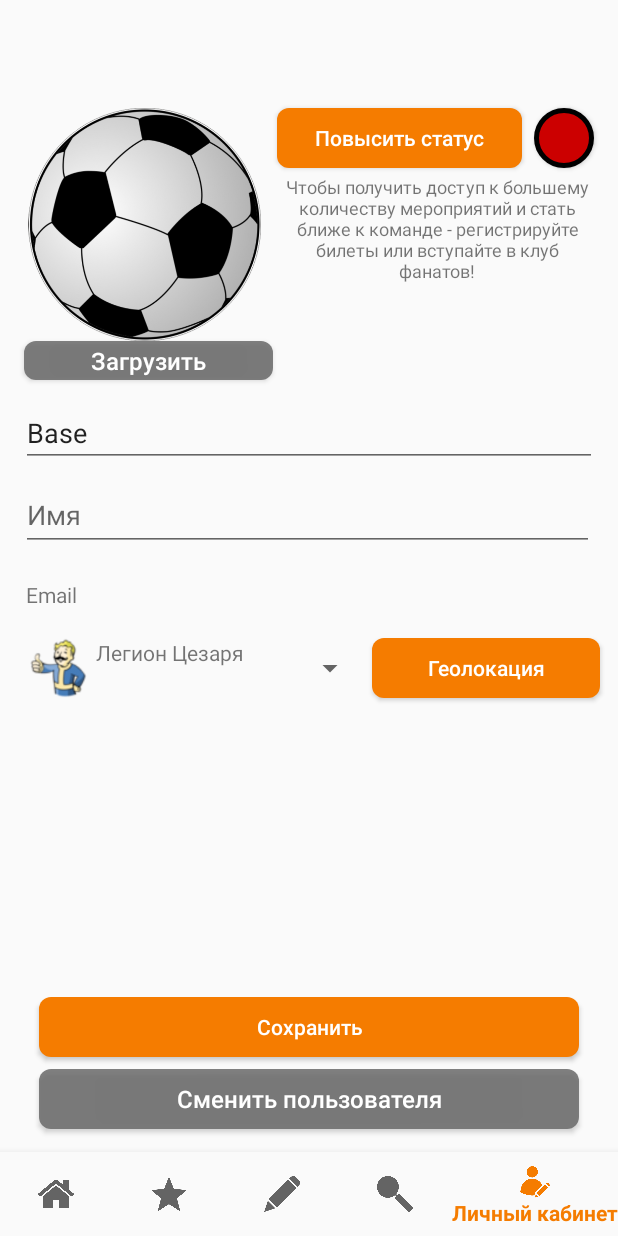
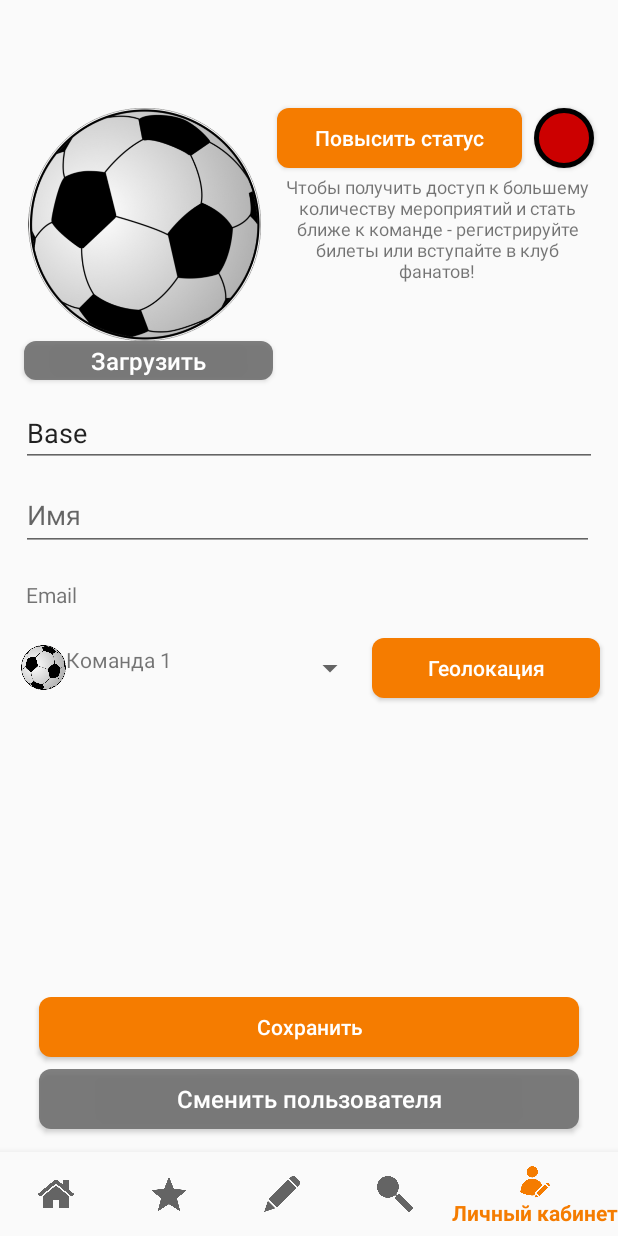
Before and after one commit to IssildurIl/HackAtOn, an Android app: the PersonFragment screen opened through its navigation route, on a phone screen of 412 x 824 dp. Run offline under Robolectric (Android 15) with nearby library versions, the light colour scheme and no system bars; our stand-ins replace Firebase (no records; nobody signed in at launch, a user with empty details on screens opened directly), navigation-ui; 1 statement that could not run was skipped.

```diff
--- a/app/src/main/java/com/example/hackaton/ui/person/PersonFragment.java
+++ b/app/src/main/java/com/example/hackaton/ui/person/PersonFragment.java
@@ -60,8 +60,8 @@ public class PersonFragment extends Fragment {
     private SharedPreferences mSettings;
     public static final String APP_PREFERENCES = "mysettings";
     public static final String APP_PREFERENCES_PASS="pass";
-    String[] Teams = { "ФК Сочи", "Легион Цезаря", "Братство Стали", "Подрывники", "Ван Мурлегемы",
-            "НКР", "Муты", "Шаурма" };
+    String[] Teams = { "ФК Сочи", "Команда 1", "Команда 2", "Команда 3", "Команда 4",
+            "Команда 5", "Команда 6", "Команда 7" };
     public View onCreateView(@NonNull LayoutInflater inflater,
                              ViewGroup container, Bundle savedInstanceState) {
         PersonViewModel =
@@ -151,7 +151,7 @@ public class PersonFragment extends Fragment {
                 User user=dataSnapshot.getValue(User.class);
                 //Toast.makeText(getContext().getApplicationContext(), ""+user.getUsername(), Toast.LENGTH_SHORT).show();
                 //15.15ly
-                //inputnick.setText(user.getUsername());
+                inputnick.setText(user.getUsername());
                 /*
                 if (user.getImageURL().equals("default")){
                     chsImg.setImageResource(R.drawable.vault);
--- a/app/src/main/res/layout/row.xml
+++ b/app/src/main/res/layout/row.xml
@@ -6,9 +6,9 @@
 
     <ImageView
         android:id="@+id/icon"
-        android:layout_width="wrap_content"
-        android:layout_height="wrap_content"
-        android:src="@drawable/vault" />
+        android:layout_width="30dp"
+        android:layout_height="30dp"
+        android:src="@drawable/ball" />
 
     <TextView
         android:id="@+id/teams"
```
